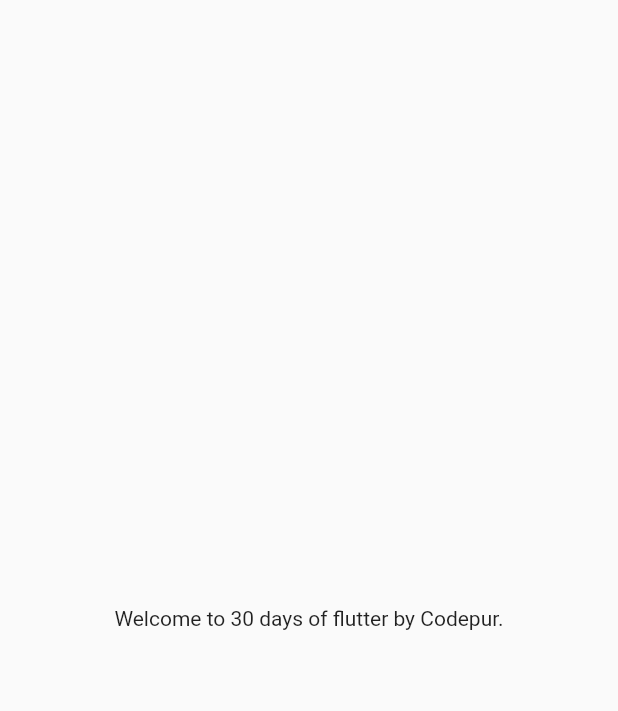
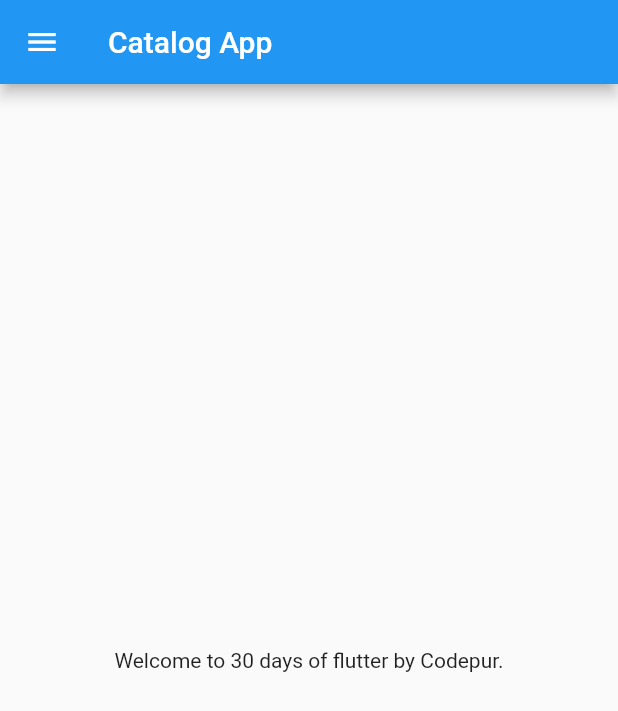
Before and after one commit to Rahul-Sharma-Github/Catalog_App, a Flutter app: the screen it shows after launch, on a phone screen of 412 x 824 dp. Shown: the top 711 px of the screen. Run offline on Flutter 3.47's test engine with Material 2 defaults, Android fonts, the phone set to English and light mode, and no system bars.

Commit message:
day 2 completed

```diff
--- a/lib/homepage.dart
+++ b/lib/homepage.dart
@@ -12,8 +12,12 @@ class HomePage extends StatelessWidget {
     const String name='Codepur.';
 
 
-    return Material(
-        child: Center(child: Container(child:  const Text('Welcome to $days days of flutter by $name'),),),
-      );
+    return Scaffold(
+      appBar: AppBar(title: const Text('Catalog App'),),
+
+      body: Center(child: Container(child:const Text('Welcome to $days days of flutter by $name'),),),
+
+      drawer: const Drawer(),
+    );
   }
 }
```
